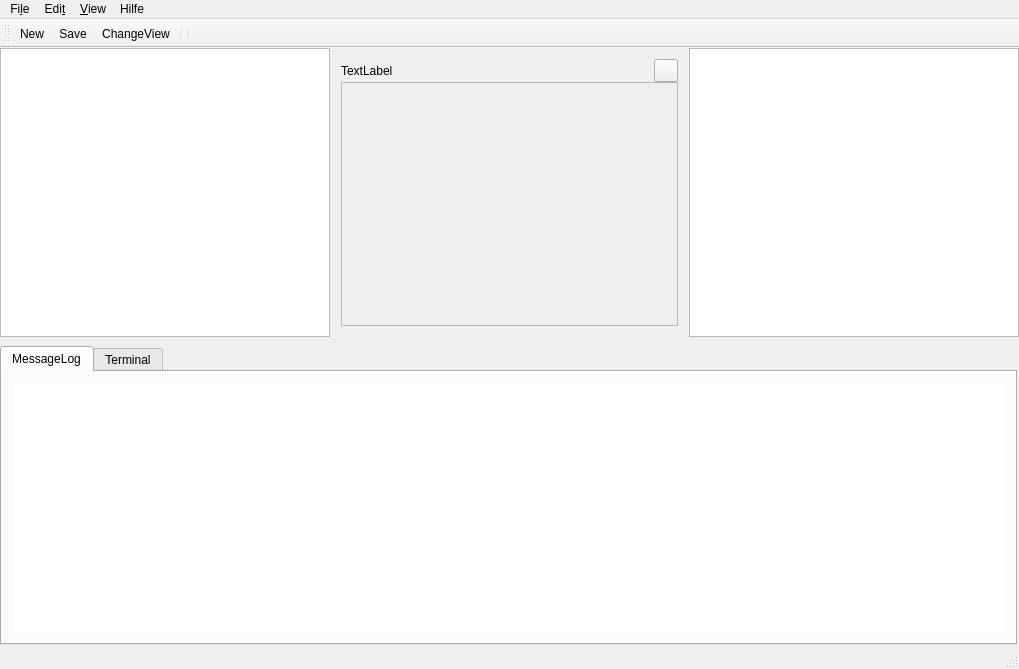
emtrion/elbe-gui, file elbefrontend/mainwindow.ui: the form before one commit.
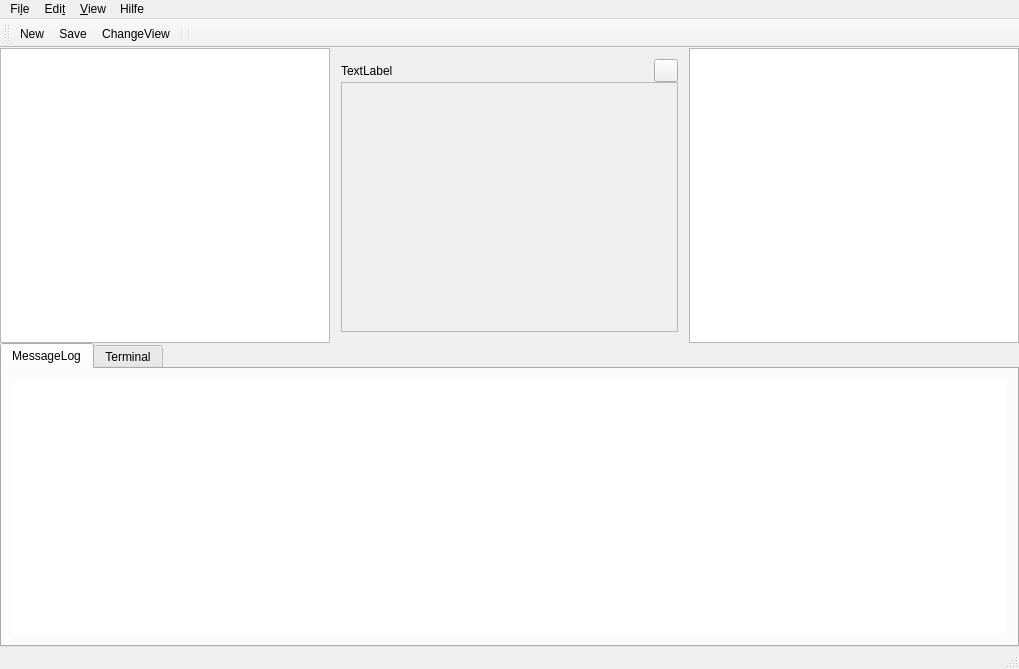
The form after the commit. Icons and pictures are not drawn. Custom widgets are drawn as their Qt base class.

What changed in the file:
```diff
--- a/elbefrontend/mainwindow.ui
+++ b/elbefrontend/mainwindow.ui
@@ -104,7 +104,7 @@
             <bool>true</bool>
            </property>
           </widget>
-          <widget class="QWidget" name="">
+          <widget class="QWidget" name="layoutWidget">
            <layout class="QVBoxLayout" name="EditorArea">
             <property name="spacing">
              <number>0</number>
@@ -164,17 +164,20 @@
       </widget>
       <widget class="QWidget" name="LowerSection" native="true">
        <layout class="QVBoxLayout" name="verticalLayout">
+        <property name="spacing">
+         <number>0</number>
+        </property>
         <property name="leftMargin">
          <number>0</number>
         </property>
         <property name="topMargin">
-         <number>9</number>
+         <number>0</number>
         </property>
         <property name="rightMargin">
-         <number>2</number>
+         <number>0</number>
         </property>
         <property name="bottomMargin">
-         <number>2</number>
+         <number>0</number>
         </property>
         <item>
          <widget class="QTabWidget" name="DisplaView">
```
Left out of the diff: 5 changed lines with no effect on the pictures.
